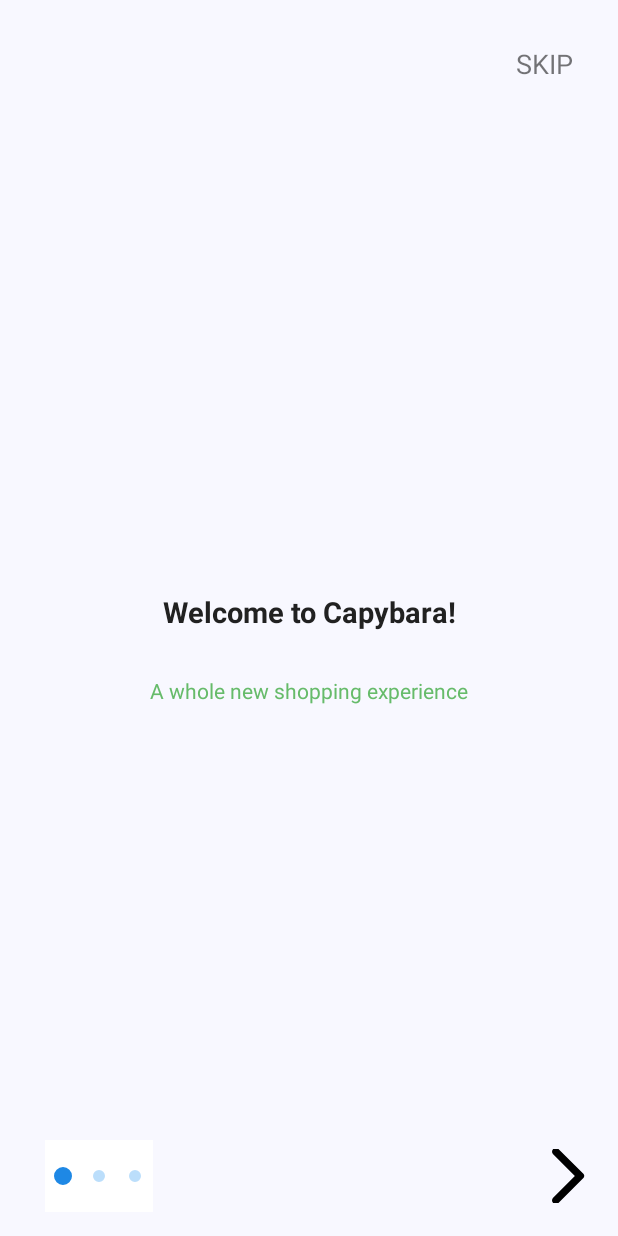
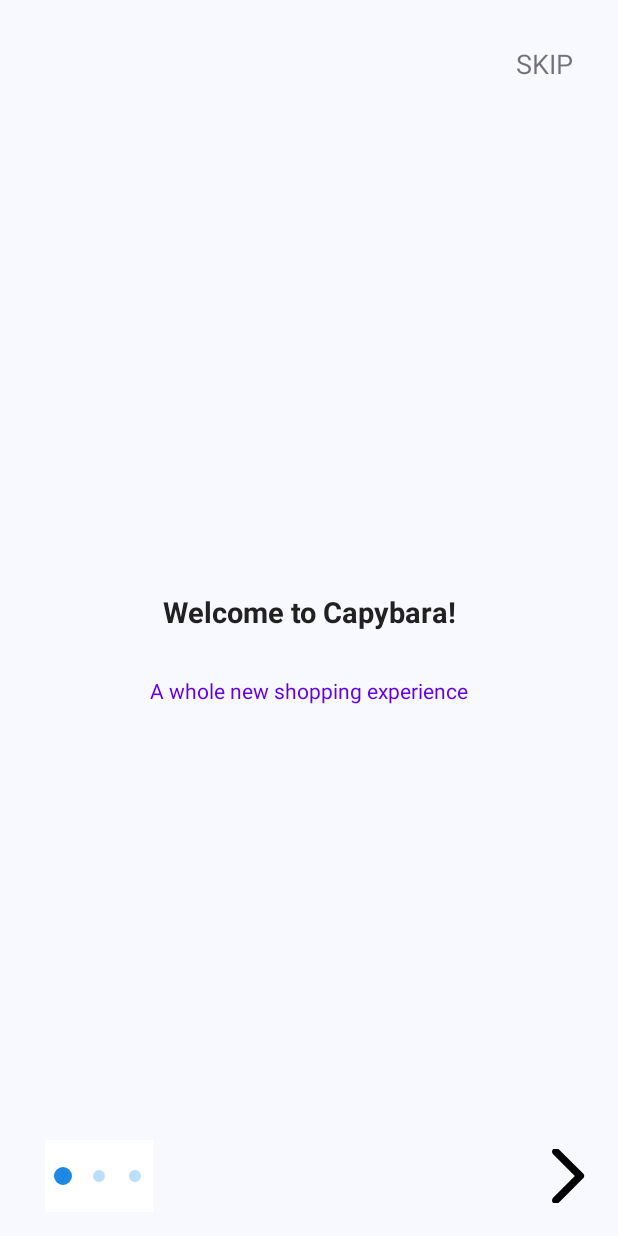
Before and after one commit to dogatncr/Capybara, an Android app built with Jetpack Compose: the screen it shows after launch (OnboardingActivity), on a phone screen of 412 x 824 dp. Run offline under Robolectric (Android 15) with nearby library versions, the phone set to English and light mode, and no system bars; our stand-ins replace Dagger/Hilt's generated code, Firebase (no records; nobody signed in at launch, a user with empty details on screens opened directly), navigation-ui; 1 statement that could not run was skipped.

Commit message:
final touches for ui

```diff
--- a/app/src/main/java/com/example/capybara/presentation/ui/HomeFragment.kt
+++ b/app/src/main/java/com/example/capybara/presentation/ui/HomeFragment.kt
@@ -46,13 +46,15 @@
                     when (it) {
                         is HomeViewState.Success -> {
                             binding.loadingPanel.visibility= GONE
+                            binding.brandName.visibility=VISIBLE
                             val categories = it.categories
                             if (categories != null) {
                                 if(categories.size!=0)
                                     setCategoryRecycler(categories)
                             }
                             else{
-                                //todo empty category page
+                                Snackbar.make(requireView(), "Error, retrieving shop data", Snackbar.LENGTH_SHORT)
+                                    .show()
                             }
                         }
                         is HomeViewState.Loading -> {
--- a/app/src/main/java/com/example/capybara/presentation/ui/SearchFragment.kt
+++ b/app/src/main/java/com/example/capybara/presentation/ui/SearchFragment.kt
@@ -67,6 +67,10 @@
                                 if(productList.size!=0)
                                     setRecycler()
                             }
+                            else{
+                                Snackbar.make(requireView(), "Error, retrieving shop data", Snackbar.LENGTH_SHORT)
+                                    .show()
+                            }
                         }
 
                     }
@@ -115,6 +119,8 @@
                     Log.i("Search","Loading")
                 }
                 is DataState.Error -> {
+                    Snackbar.make(requireView(), "Error, retrieving shop data", Snackbar.LENGTH_SHORT)
+                        .show()
                     Log.i("Search","${result.error?.status_message}")
                 }
             }
--- a/app/src/main/java/com/example/capybara/presentation/ui/SignUpFragment.kt
+++ b/app/src/main/java/com/example/capybara/presentation/ui/SignUpFragment.kt
@@ -80,7 +80,7 @@
         }
 
         binding.btnSignUp.setOnClickListener {
-            if( binding.etPassword.text == binding.etPassword2.text){
+            if( binding.etPassword.text.trim().toString() == binding.etPassword2.text.trim().toString()){
             viewModel.signup(
                 binding.etEmail.text.trim().toString(),
                 binding.etPassword.text.trim().toString(),
--- a/app/src/main/res/layout/fragment_home.xml
+++ b/app/src/main/res/layout/fragment_home.xml
@@ -25,6 +25,7 @@
             android:layout_height="wrap_content"
             android:layout_marginTop="12dp"
             android:layout_gravity="center"
+            android:visibility="gone"
             app:layout_constraintStart_toStartOf="parent"
             app:layout_constraintEnd_toEndOf="parent"
             app:layout_constraintTop_toTopOf="parent"
--- a/app/src/main/res/layout/fragment_onboarding.xml
+++ b/app/src/main/res/layout/fragment_onboarding.xml
@@ -41,7 +41,7 @@
         android:layout_below="@id/text_onboarding_title"
         android:text="@string/description_onboarding_1"
         android:textSize="14sp"
-        android:textColor="@color/md_green_400"
+        android:textColor="@color/design_default_color_primary"
         android:gravity="center"
         android:layout_marginBottom="30dp"/>
 
```
